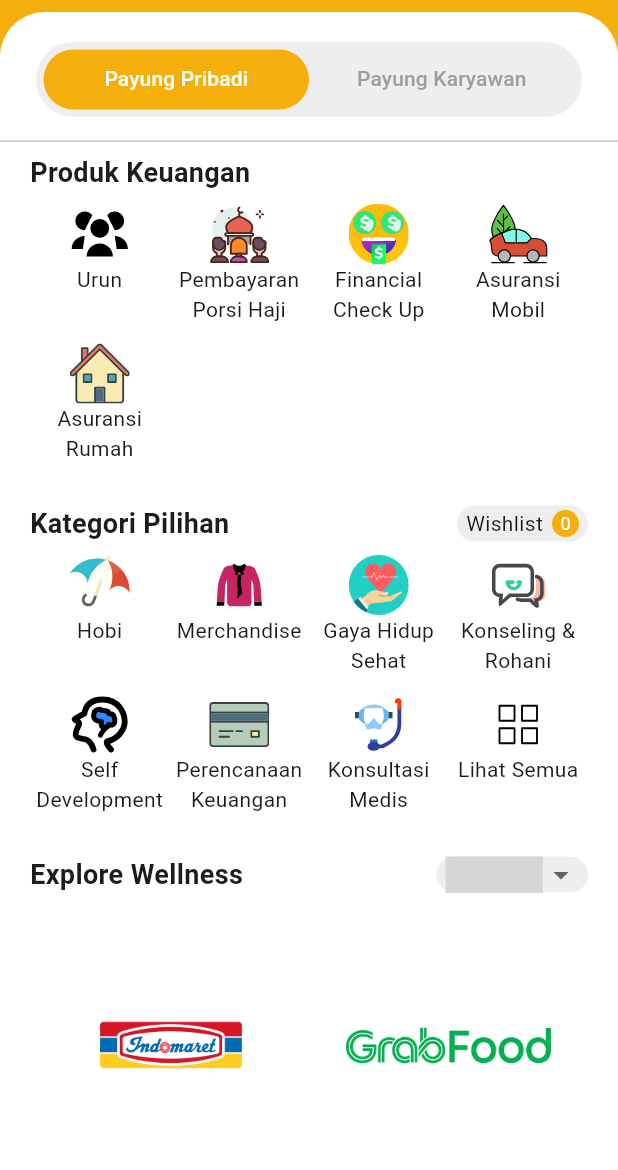
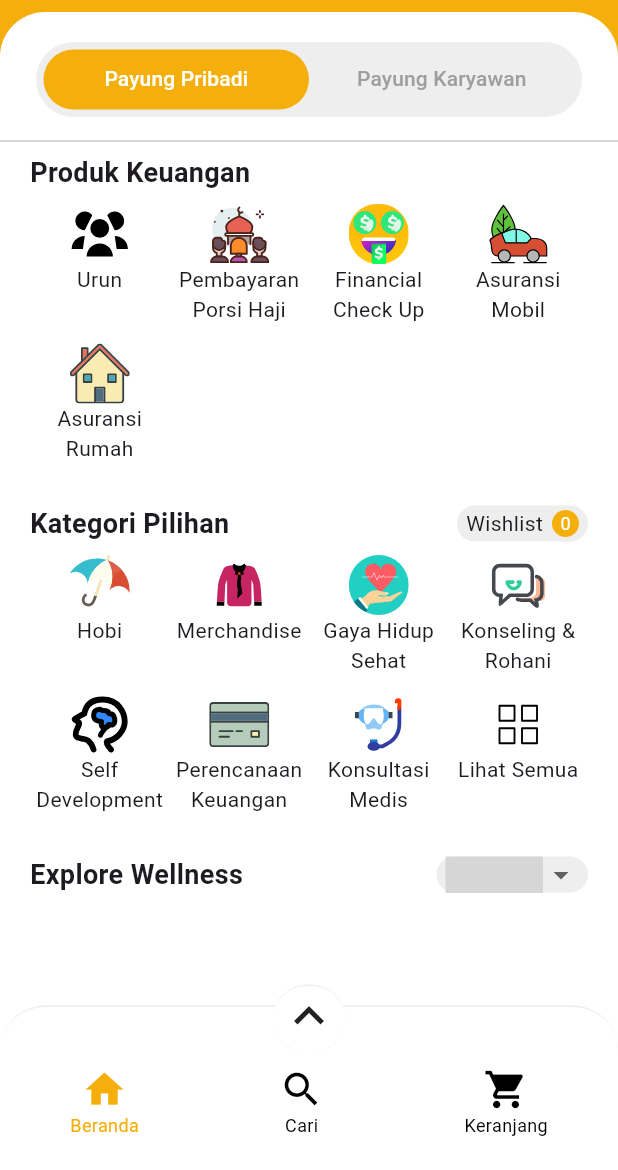
Before and after one commit to fauzipadlaw/payuung_clone, a Flutter app: the screen it shows after launch, on a phone screen of 412 x 824 dp, the part 66-1236 px from its top. Run offline on Flutter 3.47's test engine with Material 3 defaults, Android fonts, the phone set to English and light mode, and no system bars; our stand-ins replace flutter_svg; missing offline and left inert: text_marquee; grey boxes are pictures that could not be loaded.

Commit message:
add: bottom navbar

```diff
--- a/lib/main.dart
+++ b/lib/main.dart
@@ -1,6 +1,6 @@
 import 'package:flutter/material.dart';
 import 'package:flutter_localizations/flutter_localizations.dart';
-import 'package:payuung_clone/presentation/home/home_page.dart';
+import 'package:payuung_clone/presentation/payuung/payuung_app.dart';
 
 void main() {
   runApp(const MyApp());
@@ -26,7 +26,7 @@ class MyApp extends StatelessWidget {
         Locale('en'),
         Locale('id'),
       ],
-      home: const HomePage(),
+      home: const PayuungApp(),
     );
   }
 }
--- /dev/null
+++ b/lib/presentation/payuung/nav_item.dart
@@ -0,0 +1,47 @@
+import 'package:flutter/material.dart';
+
+import '../../utils/colors.dart';
+
+class NavItem extends StatelessWidget {
+  final IconData icon;
+  final String label;
+  final int index;
+  final bool isSelected;
+  final Function(int) onTap;
+
+  const NavItem({
+    super.key,
+    required this.icon,
+    required this.label,
+    required this.index,
+    required this.isSelected,
+    required this.onTap,
+  });
+
+  @override
+  Widget build(BuildContext context) {
+    return GestureDetector(
+      onTap: () {
+        onTap(index);
+      },
+      child: Column(
+        mainAxisSize: MainAxisSize.min,
+        crossAxisAlignment: CrossAxisAlignment.center,
+        children: [
+          Icon(
+            icon,
+            color: isSelected ? AppColors.yellow : Colors.black,
+            size: 30,
+          ),
+          Text(
+            label,
+            style: TextStyle(
+              color: isSelected ? AppColors.yellow : Colors.black,
+              fontSize: 12,
+            ),
+          ),
+        ],
+      ),
+    );
+  }
+}
--- /dev/null
+++ b/lib/presentation/payuung/payuung_app.dart
@@ -0,0 +1,223 @@
+import 'package:flutter/material.dart';
+import 'package:payuung_clone/presentation/home/home_page.dart';
+import 'package:payuung_clone/presentation/payuung/nav_item.dart';
+
+class PayuungApp extends StatefulWidget {
+  const PayuungApp({super.key});
+
+  @override
+  State<PayuungApp> createState() => _PayuungAppState();
+}
+
+class _PayuungAppState extends State<PayuungApp> {
+  int _selectedIndex = 0;
+  bool _isExpanded = false;
+  double _initialChildSize = 0.15;
+  final double _minChildSize = 0.15;
+  final double _maxChildSize = 0.5;
+
+  final List<Widget> _screens = [
+    const HomePage(),
+    Container(),
+    Container(),
+  ];
+
+  @override
+  void initState() {
+    super.initState();
+  }
+
+  void _onNavItemTapped(int index) {
+    setState(() {
+      _selectedIndex = index;
+    });
+  }
+
+  @override
+  void dispose() {
+    super.dispose();
+  }
+
+  void _toggleDraggableScrollableSheet() {
+    setState(() {
+      _initialChildSize = _isExpanded ? _minChildSize : _maxChildSize;
+      _isExpanded = !_isExpanded;
+    });
+    DraggableScrollableActuator.reset(context);
+  }
+
+  @override
+  Widget build(BuildContext context) {
+    return Scaffold(
+      body: Stack(
+        children: [
+          _screens[_selectedIndex],
+          Align(
+            alignment: Alignment.bottomCenter,
+            child: NotificationListener<DraggableScrollableNotification>(
+              onNotification: (notification) {
+                setState(() {
+                  _isExpanded = notification.extent == notification.maxExtent;
+                });
+                return true;
+              },
+              child: DraggableScrollableActuator(
+                key: Key(_initialChildSize.toString()),
+                child: DraggableScrollableSheet(
+                  initialChildSize: _initialChildSize,
+                  minChildSize: _minChildSize,
+                  maxChildSize: _maxChildSize,
+                  snap: true,
+                  builder: (BuildContext context,
+                      ScrollController scrollController) {
+                    scrollController.addListener(() {});
+                    return Stack(
+                      alignment: Alignment.topCenter,
+                      children: [
+                        Container(
+                          padding: const EdgeInsets.only(top: 14),
+                          child: Container(
+                            height: MediaQuery.of(context).size.height,
+                            decoration: BoxDecoration(
+                              color: Colors.white,
+                              borderRadius: const BorderRadius.only(
+                                topLeft: Radius.circular(30),
+                                topRight: Radius.circular(30),
+                              ),
+                              border: Border(
+                                top: BorderSide(color: Colors.grey.shade200),
+                              ),
+                            ),
+                            child: SingleChildScrollView(
+                              controller: scrollController,
+                              physics: const ClampingScrollPhysics(),
+                              child: Padding(
+                                padding: const EdgeInsets.only(top: 40),
+                                child: Column(
+                                  children: [
+                                    if (!_isExpanded)
+                                      Row(
+                                        mainAxisAlignment:
+                                            MainAxisAlignment.spaceAround,
+                                        children: [
+                                          NavItem(
+                                            icon: Icons.home,
+                                            label: "Beranda",
+                                            index: 0,
+                                            isSelected: _selectedIndex == 0,
+                                            onTap: _onNavItemTapped,
+                                          ),
+                                          NavItem(
+                                            icon: Icons.search,
+                                            label: "Cari",
+                                            index: 1,
+                                            isSelected: _selectedIndex == 1,
+                                            onTap: _onNavItemTapped,
+                                          ),
+                                          NavItem(
+                                            icon: Icons.shopping_cart,
+                                            label: "Keranjang",
+                                            index: 2,
+                                            isSelected: _selectedIndex == 2,
+                                            onTap: _onNavItemTapped,
+                                          ),
+                                        ],
+                                      )
+                                    else
+                                      GridView.count(
+                                        crossAxisCount: 3,
+                                        shrinkWrap: true,
+                                        padding: const EdgeInsets.all(10),
+                                        children: [
+                                          NavItem(
+                                            icon: Icons.home,
+                                            label: "Beranda",
+                                            index: 0,
+                                            isSelected: _selectedIndex == 0,
+                                            onTap: _onNavItemTapped,
+                                          ),
+                                          NavItem(
+                                            icon: Icons.search,
+                                            label: "Cari",
+                                            index: 1,
+                                            isSelected: _selectedIndex == 1,
+                                            onTap: _onNavItemTapped,
+                                          ),
+                                          NavItem(
+                                            icon: Icons.shopping_cart,
+                                            label: "Keranjang",
+                                            index: 2,
+                                            isSelected: _selectedIndex == 2,
+                                            onTap: _onNavItemTapped,
+                                          ),
+                                          NavItem(
+                                            icon: Icons.list_outlined,
+                                            label: "Daftar Transaksi",
+                                            index: 2,
+                                            isSelected: _selectedIndex == 3,
+                                            onTap: _onNavItemTapped,
+                                          ),
+                                          NavItem(
+                                            icon: Icons.discount_outlined,
+                                            label: "Voucher Saya",
+                                            index: 2,
+                                            isSelected: _selectedIndex == 4,
+                                            onTap: _onNavItemTapped,
+                                          ),
+                                          NavItem(
+                                            icon: Icons.pin_drop_outlined,
+                                            label: "Alamat Pengiriman",
+                                            index: 2,
+                                            isSelected: _selectedIndex == 5,
+                                            onTap: _onNavItemTapped,
+                                          ),
+                                          NavItem(
+                                            icon: Icons.people_outline,
+                                            label: "Daftar Teman",
+                                            index: 2,
+                                            isSelected: _selectedIndex == 6,
+                                            onTap: _onNavItemTapped,
+                                          ),
+                                        ],
+                                      ),
+                                  ],
+                                ),
+                              ),
+                            ),
+                          ),
+                        ),
+                        GestureDetector(
+                          onTap: _toggleDraggableScrollableSheet,
+                          child: Container(
+                            alignment: Alignment.topCenter,
+                            height: 45,
+                            width: 48,
+                            padding: const EdgeInsets.only(bottom: 40),
+                            decoration: BoxDecoration(
+                              border: Border(
+                                top: BorderSide(color: Colors.grey.shade200),
+                                bottom: BorderSide.none,
+                              ),
+                              color: Colors.white,
+                              borderRadius: BorderRadius.circular(100),
+                            ),
+                            child: Icon(
+                              _isExpanded
+                                  ? Icons.keyboard_arrow_down
+                                  : Icons.keyboard_arrow_up,
+                              size: 40,
+                            ),
+                          ),
+                        ),
+                      ],
+                    );
+                  },
+                ),
+              ),
+            ),
+          ),
+        ],
+      ),
+    );
+  }
+}
```
